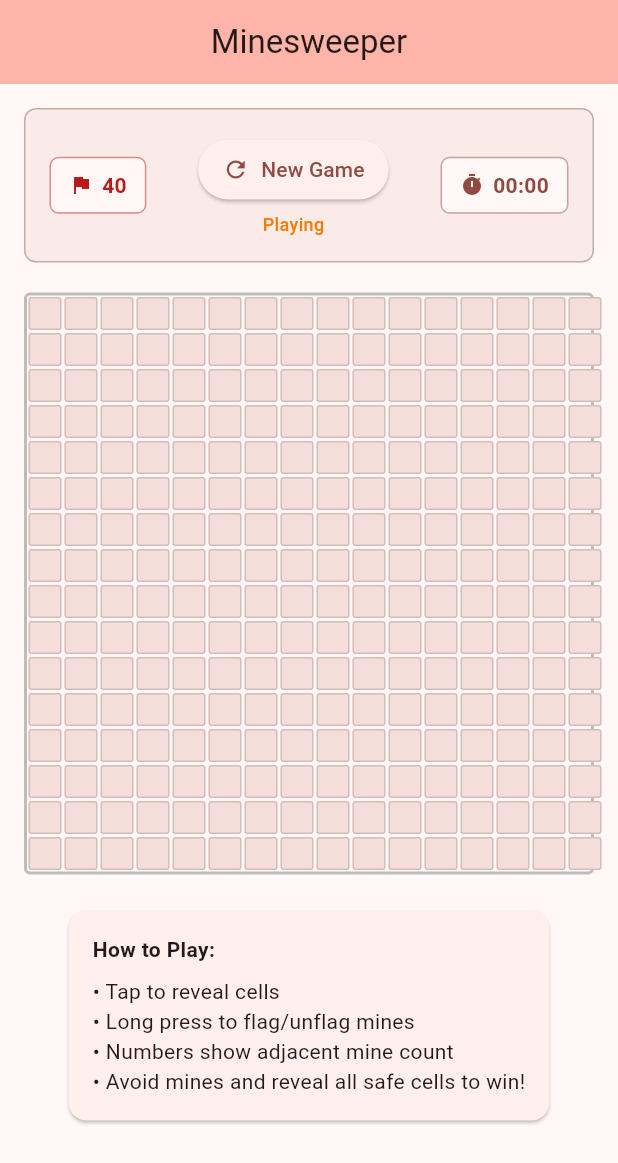
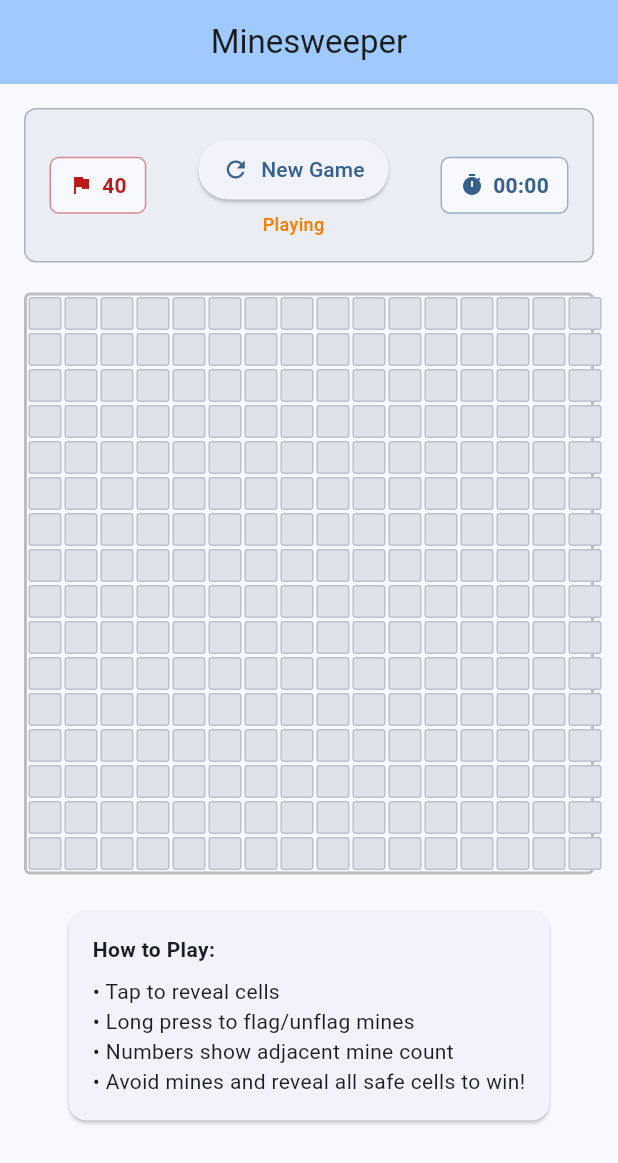
Before and after one commit to BirjuVachhani/mine_sweeper, a Flutter app: the screen it shows after launch, on a phone screen of 412 x 824 dp. Shown: the top 1163 px of the screen. Run offline on Flutter 3.47's test engine with Material 3 defaults, Android fonts, the phone set to English and light mode, and no system bars.

Commit message:
Change color scheme seed color to blue.

```diff
--- a/lib/main.dart
+++ b/lib/main.dart
@@ -14,14 +14,14 @@ class MinesweeperApp extends StatelessWidget {
       title: 'Minesweeper',
       theme: ThemeData(
         colorScheme: ColorScheme.fromSeed(
-          seedColor: Colors.red,
+          seedColor: Colors.blue,
           brightness: Brightness.light,
         ),
         useMaterial3: true,
       ),
       darkTheme: ThemeData(
         colorScheme: ColorScheme.fromSeed(
-          seedColor: Colors.red,
+          seedColor: Colors.blue,
           brightness: Brightness.dark,
         ),
         useMaterial3: true,
```
